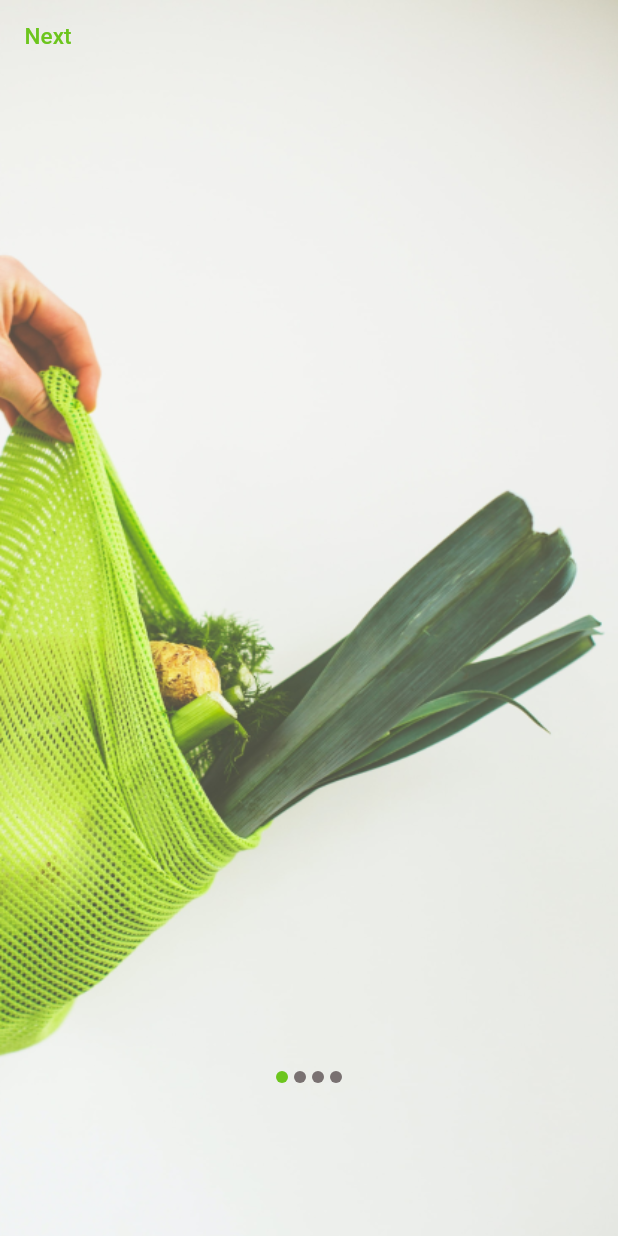
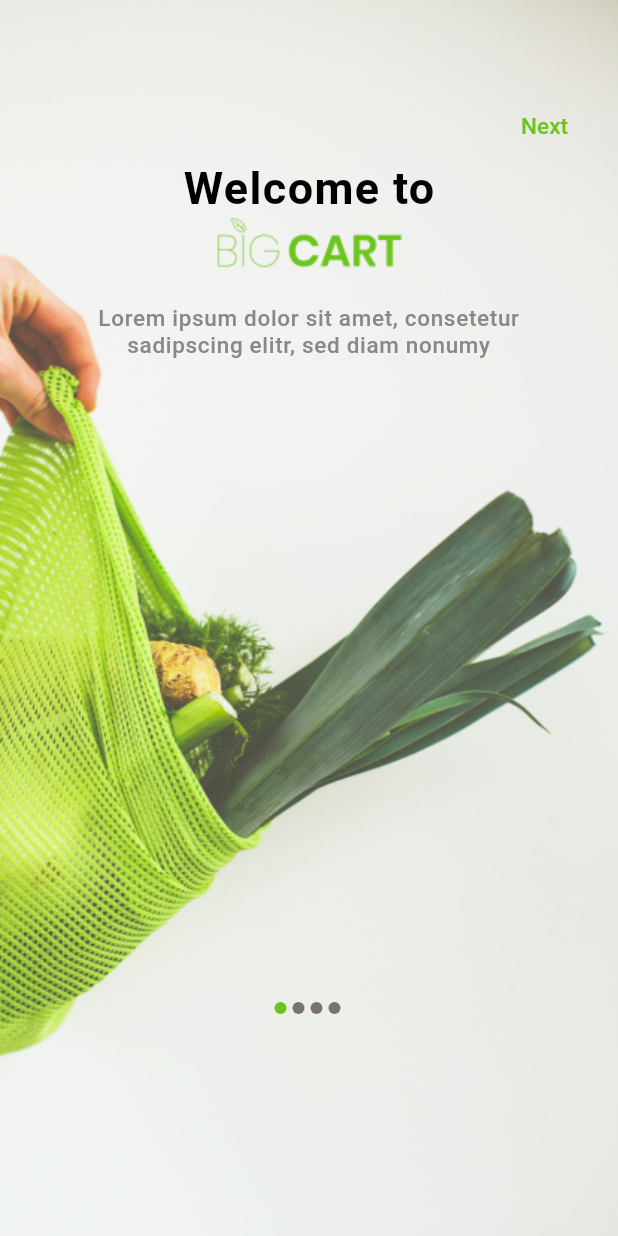
Before and after one commit to Karim-Monir/challenge-2, a Flutter app: the screen it shows after launch, after a tap on "Next", on a phone screen of 412 x 824 dp. Run offline on Flutter 3.47's test engine with Material 2 defaults, Android fonts, the phone set to English and light mode, and no system bars; drawn by our look-alikes of smooth_page_indicator; Roboto replaces fonts that are missing (Poppins).

Commit message:
first screen done

```diff
--- a/lib/ui/screens/splash_screen/splash_pages/first_page.dart
+++ b/lib/ui/screens/splash_screen/splash_pages/first_page.dart
@@ -10,7 +10,8 @@ class FirstSplashPage extends StatefulWidget {
 class _FirstSplashPageState extends State<FirstSplashPage> {
   @override
   Widget build(BuildContext context) {
-    return Container(
+    return Stack(children: [
+      Container(
         width: 655,
         height: 984,
         decoration: const BoxDecoration(
@@ -19,6 +20,57 @@ class _FirstSplashPageState extends State<FirstSplashPage> {
             fit: BoxFit.fill,
           ),
         ),
-);
+      ),
+      const Positioned(
+        top: 105,
+        left: 111,
+        right: 110,
+        child: Text(
+          'Welcome to',
+          textAlign: TextAlign.center,
+          style: TextStyle(
+            color: Colors.black,
+            fontSize: 30,
+            fontFamily: 'Poppins',
+            fontWeight: FontWeight.bold,
+            height: 1.30,
+            letterSpacing: 0.90,
+          ),
+        ),
+      ),
+      Positioned(
+          top: 145,
+          right: 144,
+          left: 143,
+          child: Container(
+            width: 127,
+            height: 50,
+            decoration: const BoxDecoration(
+              image: DecorationImage(
+                image: AssetImage('lib/assets/images/bigCart.png'),
+                fit: BoxFit.fill,
+              ),
+            ),
+          )),
+      Positioned(
+          top: 203,
+          right: 47,
+          left: 47,
+          child: Container(
+            width: 322,
+            height: 46,
+            child: const Text(
+              'Lorem ipsum dolor sit amet, consetetur\nsadipscing elitr, sed diam nonumy',
+              textAlign: TextAlign.center,
+              style: TextStyle(
+                color: Color(0xFF868889),
+                fontSize: 15,
+                fontFamily: 'Poppins',
+                fontWeight: FontWeight.w500,
+                letterSpacing: 0.45,
+              ),
+            ),
+          ))
+    ]);
   }
 }
--- a/lib/ui/screens/splash_screen/splash_pages/forth_page.dart
+++ b/lib/ui/screens/splash_screen/splash_pages/forth_page.dart
@@ -10,6 +10,15 @@ class ForthSplashPage extends StatefulWidget {
 class _ForthSplashPageState extends State<ForthSplashPage> {
   @override
   Widget build(BuildContext context) {
-    return const Placeholder();
+    return Container(
+    width: 430,
+    height: 932,
+    decoration: const BoxDecoration(
+      image: DecorationImage(
+          image: AssetImage('lib/assets/images/splash_4.png'),
+          fit: BoxFit.fill,
+      ),
+    ),
+);
   }
 }
--- a/lib/ui/screens/splash_screen/splash_pages/second_page.dart
+++ b/lib/ui/screens/splash_screen/splash_pages/second_page.dart
@@ -10,6 +10,19 @@ class SecondSplashPage extends StatefulWidget {
 class _SecondSplashPageState extends State<SecondSplashPage> {
   @override
   Widget build(BuildContext context) {
-    return const Placeholder();
+    return Stack(
+      children: [
+        Container(
+    width: 430,
+    height: 932,
+    decoration: const BoxDecoration(
+      image: DecorationImage(
+          image: AssetImage('lib/assets/images/splash_2.png'),
+          fit: BoxFit.fill,
+      ),
+    ),
+),
+      ],
+    );
   }
 }
--- a/lib/ui/screens/splash_screen/splash_pages/third_page.dart
+++ b/lib/ui/screens/splash_screen/splash_pages/third_page.dart
@@ -10,6 +10,15 @@ class ThirdSplashPage extends StatefulWidget {
 class _ThirdSplashPageState extends State<ThirdSplashPage> {
   @override
   Widget build(BuildContext context) {
-    return const Placeholder();
+    return Container(
+    width: 430,
+    height: 932,
+    decoration: const BoxDecoration(
+      image: DecorationImage(
+          image: AssetImage('lib/assets/images/splash_3.png'),
+          fit: BoxFit.fill,
+      ),
+    ),
+);
   }
 }
--- a/lib/ui/screens/splash_screen/splash_screen.dart
+++ b/lib/ui/screens/splash_screen/splash_screen.dart
@@ -28,7 +28,10 @@ class _SplashScreenState extends State<SplashScreen> {
               ForthSplashPage(),
             ],
           ),
-          TextButton(
+          Positioned(
+            top: 60,
+            right: 17,
+            child: TextButton(
               onPressed: () {},
               child: const Text(
                 'Next',
@@ -40,8 +43,11 @@ class _SplashScreenState extends State<SplashScreen> {
                 ),
               ),
             ),
-          Container(
-              alignment: const Alignment(0.0, 0.75),
+          ),
+          Positioned(
+            bottom: 148,
+            left: 183,
+            right: 183,
             child: SmoothPageIndicator(
                 controller: _controller,
                 count: 4,
@@ -51,7 +57,8 @@ class _SplashScreenState extends State<SplashScreen> {
                   dotHeight: 8.0,
                   dotWidth: 8.0,
                   spacing: 4.0,
-                  )))
+                )),
+          )
         ],
       ),
     );
```
Also changed, not shown: lib/assets/images/bigCart.png (added), lib/assets/images/splash_2.png (added), lib/assets/images/splash_3.png (added), lib/assets/images/splash_4.png (added). Lines whose indentation alone changed are shown as unchanged.
